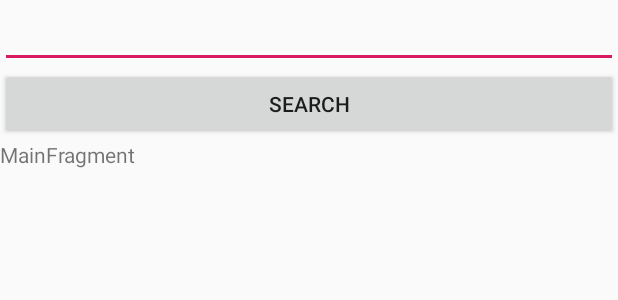
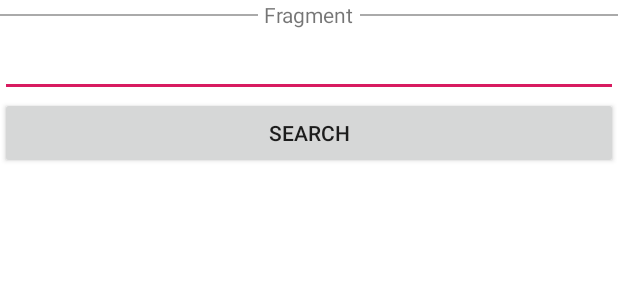
Before and after one commit to crgarridos/InstanceSavedState, an Android app: the layout main_fragment.xml on its own in the app's theme, with its tools: preview values and no code run, on a phone screen of 412 x 824 dp. Shown: the top 300 px of the screen. Run offline under Robolectric (Android 15) with nearby library versions, the phone set to English and light mode, and no system bars.

Commit message:
Integrate fragment and improve UI

```diff
--- a/app/src/main/java/com/crgarridos/sample/savedstate/application/DemoApp.kt
+++ b/app/src/main/java/com/crgarridos/sample/savedstate/application/DemoApp.kt
@@ -1,6 +1,6 @@
 package com.crgarridos.sample.savedstate.application
 
-import com.crgarridos.sample.savedstate.injection.DaggerAppComponent
+import com.crgarridos.sample.savedstate.application.injection.DaggerAppComponent
 import dagger.android.AndroidInjector
 import dagger.android.support.DaggerApplication
 import timber.log.Timber
--- a/app/src/main/java/com/crgarridos/sample/savedstate/extensions/observeNotNull.kt
+++ b/app/src/main/java/com/crgarridos/sample/savedstate/application/extensions/observeNotNull.kt
@@ -1,4 +1,4 @@
-package com.crgarridos.sample.savedstate.extensions
+package com.crgarridos.sample.savedstate.application.extensions
 
 import androidx.lifecycle.LifecycleOwner
 import androidx.lifecycle.LiveData
--- a/app/src/main/java/com/crgarridos/sample/savedstate/extensions/savedState.kt
+++ b/app/src/main/java/com/crgarridos/sample/savedstate/application/extensions/savedState.kt
@@ -1,11 +1,12 @@
-package com.crgarridos.sample.savedstate.extensions
+package com.crgarridos.sample.savedstate.application.extensions
 
 import androidx.lifecycle.SavedStateHandle
 import androidx.lifecycle.ViewModel
 import kotlin.properties.ReadWriteProperty
 import kotlin.reflect.KProperty
 
-fun <T: Any?> savedState(key: String, handle: SavedStateHandle) = SavedStateDelegate<T>(key, handle)
+@Suppress("NOTHING_TO_INLINE")
+inline fun <T> savedState(key: String, handle: SavedStateHandle) = SavedStateDelegate<T>(key, handle)
 
 class SavedStateDelegate<T>(
     private val key: String,
@@ -17,5 +18,4 @@ class SavedStateDelegate<T>(
 
     override fun setValue(thisRef: ViewModel, property: KProperty<*>, value: T?) =
         handle.set(key, value)
-
 }
--- a/app/src/main/java/com/crgarridos/sample/savedstate/injection/AppComponent.kt
+++ b/app/src/main/java/com/crgarridos/sample/savedstate/application/injection/AppComponent.kt
@@ -1,4 +1,4 @@
-package com.crgarridos.sample.savedstate.injection
+package com.crgarridos.sample.savedstate.application.injection
 
 import com.crgarridos.sample.savedstate.application.DemoApp
 import com.crgarridos.sample.savedstate.ui.injection.ActivityModule
--- a/app/src/main/java/com/crgarridos/sample/savedstate/injection/viewmodel/ViewModelAssistedFactory.kt
+++ b/app/src/main/java/com/crgarridos/sample/savedstate/application/injection/viewmodel/ViewModelAssistedFactory.kt
@@ -1,4 +1,4 @@
-package com.crgarridos.sample.savedstate.injection.viewmodel
+package com.crgarridos.sample.savedstate.application.injection.viewmodel
 
 import androidx.lifecycle.AbstractSavedStateViewModelFactory
 import androidx.lifecycle.SavedStateHandle
--- a/app/src/main/java/com/crgarridos/sample/savedstate/domain/SongRepository.kt
+++ b/app/src/main/java/com/crgarridos/sample/savedstate/domain/SongRepository.kt
@@ -8,7 +8,7 @@ class SongRepository @Inject constructor() {
     fun getSongsByName(name: String): List<Song> {
         return generateSequence(1, Long::inc)
             .map(::Song)
-            .take(50)
+            .take(150)
             .filter { name in it.id.toString() }
             .toList()
     }
--- a/app/src/main/java/com/crgarridos/sample/savedstate/ui/savedstateviewmodel/SavedStateHandleFragment.kt
+++ b/app/src/main/java/com/crgarridos/sample/savedstate/ui/type/savedstateviewmodel/SavedStateHandleFragment.kt
@@ -1,11 +1,11 @@
-package com.crgarridos.sample.savedstate.ui.savedstateviewmodel
+package com.crgarridos.sample.savedstate.ui.type.savedstateviewmodel
 
 import android.os.Bundle
 import androidx.fragment.app.viewModels
 import com.crgarridos.sample.savedstate.R
 import com.crgarridos.sample.savedstate.domain.Song
-import com.crgarridos.sample.savedstate.extensions.observeNotNull
-import com.crgarridos.sample.savedstate.injection.viewmodel.SavedStateViewModelFactory
+import com.crgarridos.sample.savedstate.application.extensions.observeNotNull
+import com.crgarridos.sample.savedstate.application.injection.viewmodel.SavedStateViewModelFactory
 import dagger.android.support.DaggerFragment
 import kotlinx.android.synthetic.main.main_fragment.*
 import javax.inject.Inject
--- a/app/src/main/java/com/crgarridos/sample/savedstate/ui/savedstateviewmodel/SavedStateHandleViewModel.kt
+++ b/app/src/main/java/com/crgarridos/sample/savedstate/ui/type/savedstateviewmodel/SavedStateHandleViewModel.kt
@@ -1,4 +1,4 @@
-package com.crgarridos.sample.savedstate.ui.savedstateviewmodel
+package com.crgarridos.sample.savedstate.ui.type.savedstateviewmodel
 
 import androidx.lifecycle.LiveData
 import androidx.lifecycle.MutableLiveData
@@ -6,8 +6,8 @@ import androidx.lifecycle.SavedStateHandle
 import androidx.lifecycle.ViewModel
 import com.crgarridos.sample.savedstate.domain.Song
 import com.crgarridos.sample.savedstate.domain.SongRepository
-import com.crgarridos.sample.savedstate.extensions.savedState
-import com.crgarridos.sample.savedstate.injection.viewmodel.ViewModelAssistedFactory
+import com.crgarridos.sample.savedstate.application.extensions.savedState
+import com.crgarridos.sample.savedstate.application.injection.viewmodel.ViewModelAssistedFactory
 import com.squareup.inject.assisted.Assisted
 import com.squareup.inject.assisted.AssistedInject
 
--- a/app/src/main/res/layout/main_fragment.xml
+++ b/app/src/main/res/layout/main_fragment.xml
@@ -2,35 +2,59 @@
 <androidx.constraintlayout.widget.ConstraintLayout xmlns:android="http://schemas.android.com/apk/res/android"
     xmlns:app="http://schemas.android.com/apk/res-auto"
     xmlns:tools="http://schemas.android.com/tools"
-    android:id="@+id/main"
     android:layout_width="match_parent"
     android:layout_height="match_parent"
-    tools:context=".ui.savedstateviewmodel.SavedStateHandleFragment">
+    android:background="@android:color/background_light"
+    tools:context=".ui.type.savedstateviewmodel.SavedStateHandleFragment">
+
+    <View
+        android:id="@+id/titleSeparator"
+        android:layout_width="match_parent"
+        android:layout_height="1dp"
+        android:layout_marginVertical="8dp"
+        android:background="@android:color/darker_gray"
+        app:layout_constraintBottom_toBottomOf="@id/title"
+        app:layout_constraintTop_toTopOf="@id/title" />
+
+    <TextView
+        android:id="@+id/title"
+        android:layout_width="wrap_content"
+        android:layout_height="wrap_content"
+        android:background="@android:color/background_light"
+        android:paddingHorizontal="4dp"
+        android:text="Fragment"
+        app:layout_constraintEnd_toEndOf="@id/titleSeparator"
+        app:layout_constraintStart_toStartOf="@id/titleSeparator"
+        app:layout_constraintTop_toTopOf="parent" />
 
     <EditText
         android:id="@+id/searchField"
         android:layout_width="match_parent"
         android:layout_height="wrap_content"
         app:layout_constraintStart_toStartOf="parent"
-        app:layout_constraintTop_toTopOf="parent" />
-
+        app:layout_constraintTop_toBottomOf="@id/title" />
 
     <Button
         android:id="@+id/searchButton"
         android:layout_width="match_parent"
         android:layout_height="wrap_content"
+        android:text="Search"
         app:layout_constraintStart_toStartOf="parent"
-        android:text="Search"
         app:layout_constraintTop_toBottomOf="@id/searchField" />
 
-    <TextView
-        android:id="@+id/message"
-        android:layout_width="0dp"
+    <ScrollView
+        android:layout_width="match_parent"
         android:layout_height="0dp"
-        android:text="MainFragment"
+        android:fadeScrollbars="false"
         app:layout_constraintBottom_toBottomOf="parent"
         app:layout_constraintEnd_toEndOf="parent"
         app:layout_constraintStart_toStartOf="parent"
-        app:layout_constraintTop_toBottomOf="@id/searchButton" />
+        app:layout_constraintTop_toBottomOf="@id/searchButton">
+
+        <TextView
+            android:id="@+id/message"
+            android:layout_width="match_parent"
+            android:layout_height="wrap_content" />
+    </ScrollView>
 
 </androidx.constraintlayout.widget.ConstraintLayout>
```
Also changed, not shown: app/src/main/java/com/crgarridos/sample/savedstate/application/injection/viewmodel/ViewModelFactory.kt (added, +13 -0 lines), app/src/main/java/com/crgarridos/sample/savedstate/ui/MainActivity.kt (+15 -5 lines), app/src/main/java/com/crgarridos/sample/savedstate/ui/injection/ActivityModule.kt (+8 -3 lines), app/src/main/java/com/crgarridos/sample/savedstate/ui/type/basic/BasicFragment.kt (added, +43 -0 lines), app/src/main/java/com/crgarridos/sample/savedstate/ui/type/basic/BasicViewModel.kt (added, +21 -0 lines), app/src/main/java/com/crgarridos/sample/savedstate/ui/type/savedstateviewmodel/injection/SavedStateHandleFragmentModule.kt (renamed from app/src/main/java/com/crgarridos/sample/savedstate/ui/injection/FragmentModule.kt, +4 -3 lines), app/src/main/res/layout/main_activity.xml (+33 -3 lines).
